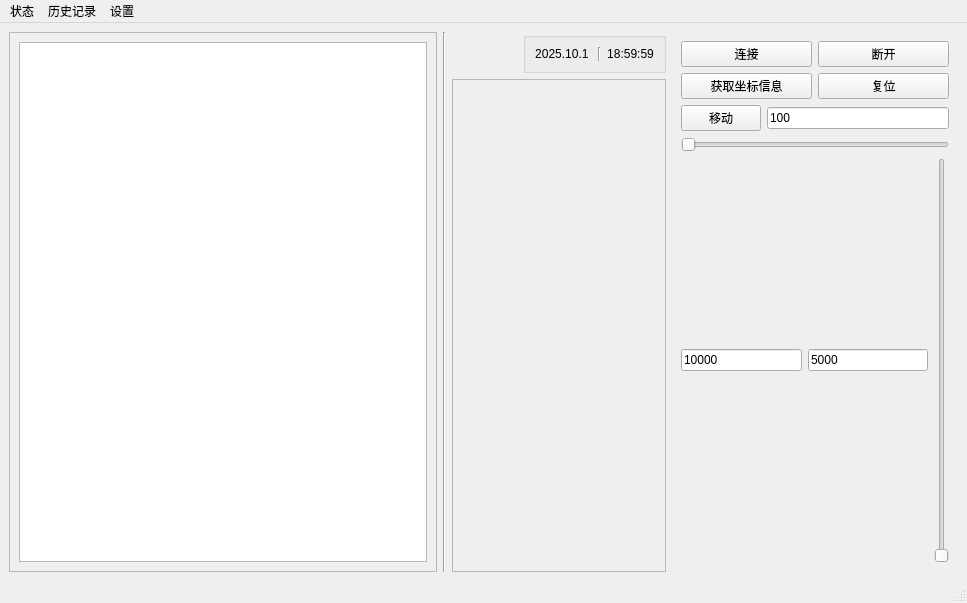
The window that mainwindow.ui (LightningFlashEvE/high-throughput-perovskite-medication-system) describes before a commit, drawn with Qt 5.
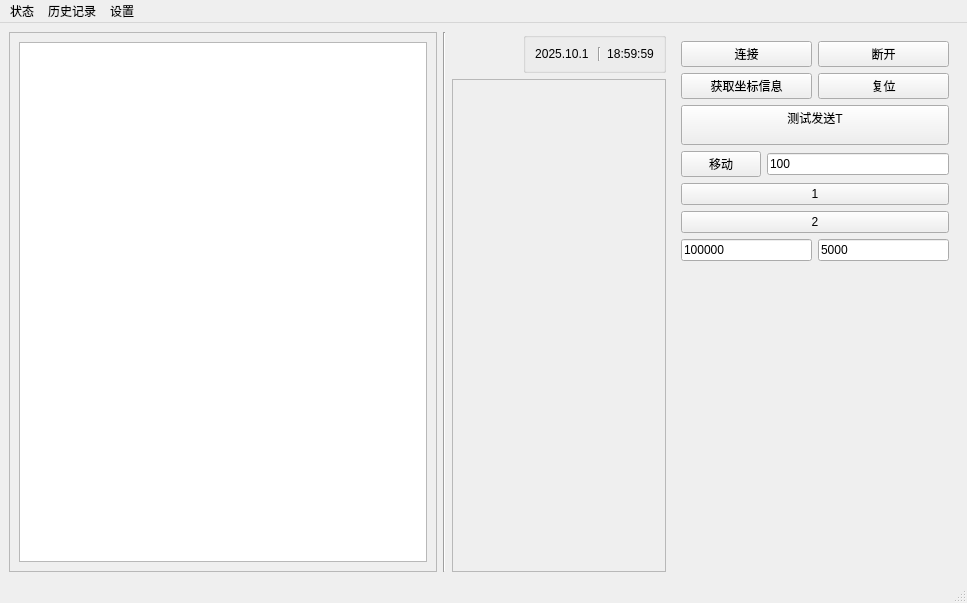
The same window after the commit. Icons and pictures are not drawn.

The edit to the form file:
```diff
--- a/mainwindow.ui
+++ b/mainwindow.ui
@@ -147,23 +147,18 @@
         </property>
         <widget class="QWidget" name="mainPage">
          <layout class="QGridLayout" name="gridLayout_2">
-          <item row="0" column="0">
-           <layout class="QHBoxLayout" name="horizontalLayout_5">
-            <item>
-             <widget class="QPushButton" name="pushButton">
-              <property name="text">
-               <string>连接</string>
-              </property>
-             </widget>
-            </item>
-            <item>
-             <widget class="QPushButton" name="pushButton_2">
-              <property name="text">
-               <string>断开</string>
-              </property>
-             </widget>
-            </item>
-           </layout>
+          <item row="7" column="0">
+           <spacer name="verticalSpacer">
+            <property name="orientation">
+             <enum>Qt::Orientation::Vertical</enum>
+            </property>
+            <property name="sizeHint" stdset="0">
+             <size>
+              <width>20</width>
+              <height>40</height>
+             </size>
+            </property>
+           </spacer>
           </item>
           <item row="1" column="0">
            <layout class="QHBoxLayout" name="horizontalLayout_6">
@@ -183,7 +178,25 @@
             </item>
            </layout>
           </item>
-          <item row="2" column="0">
+          <item row="0" column="0">
+           <layout class="QHBoxLayout" name="horizontalLayout_5">
+            <item>
+             <widget class="QPushButton" name="pushButton">
+              <property name="text">
+               <string>连接</string>
+              </property>
+             </widget>
+            </item>
+            <item>
+             <widget class="QPushButton" name="pushButton_2">
+              <property name="text">
+               <string>断开</string>
+              </property>
+             </widget>
+            </item>
+           </layout>
+          </item>
+          <item row="3" column="0">
            <layout class="QHBoxLayout" name="horizontalLayout_7">
             <item>
              <widget class="QPushButton" name="pushButton_5">
@@ -201,23 +214,12 @@
             </item>
            </layout>
           </item>
-          <item row="3" column="0">
-           <layout class="QVBoxLayout" name="verticalLayout_2">
-            <item>
-             <widget class="QSlider" name="horizontalSliderX">
-              <property name="orientation">
-               <enum>Qt::Orientation::Horizontal</enum>
-              </property>
-             </widget>
-            </item>
-            <item>
-             <layout class="QHBoxLayout" name="horizontalLayout_9">
-              <item>
+          <item row="6" column="0">
                <layout class="QHBoxLayout" name="horizontalLayout_8">
                 <item>
                  <widget class="QLineEdit" name="lineEdit_x">
                   <property name="text">
-                   <string>10000</string>
+               <string>100000</string>
                   </property>
                   <property name="placeholderText">
                    <string>X</string>
@@ -236,16 +238,27 @@
                 </item>
                </layout>
               </item>
-              <item>
-               <widget class="QSlider" name="verticalSliderY">
-                <property name="orientation">
-                 <enum>Qt::Orientation::Vertical</enum>
+          <item row="4" column="0">
+           <widget class="QPushButton" name="pushButton_7">
+            <property name="text">
+             <string>1</string>
                 </property>
                </widget>
               </item>
-             </layout>
-            </item>
-           </layout>
+          <item row="2" column="0">
+           <widget class="QPushButton" name="pushButton_6">
+            <property name="text">
+             <string>测试发送T
+</string>
+            </property>
+           </widget>
+          </item>
+          <item row="5" column="0">
+           <widget class="QPushButton" name="pushButton_8">
+            <property name="text">
+             <string>2</string>
+            </property>
+           </widget>
           </item>
          </layout>
         </widget>
```
Lines whose indentation alone changed are shown as unchanged.
